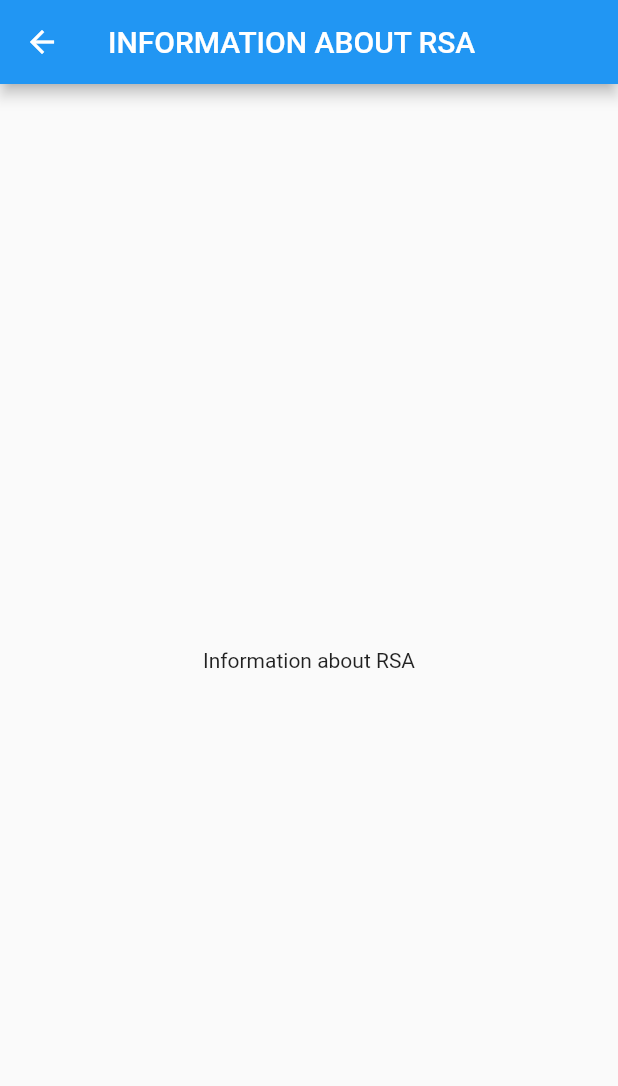
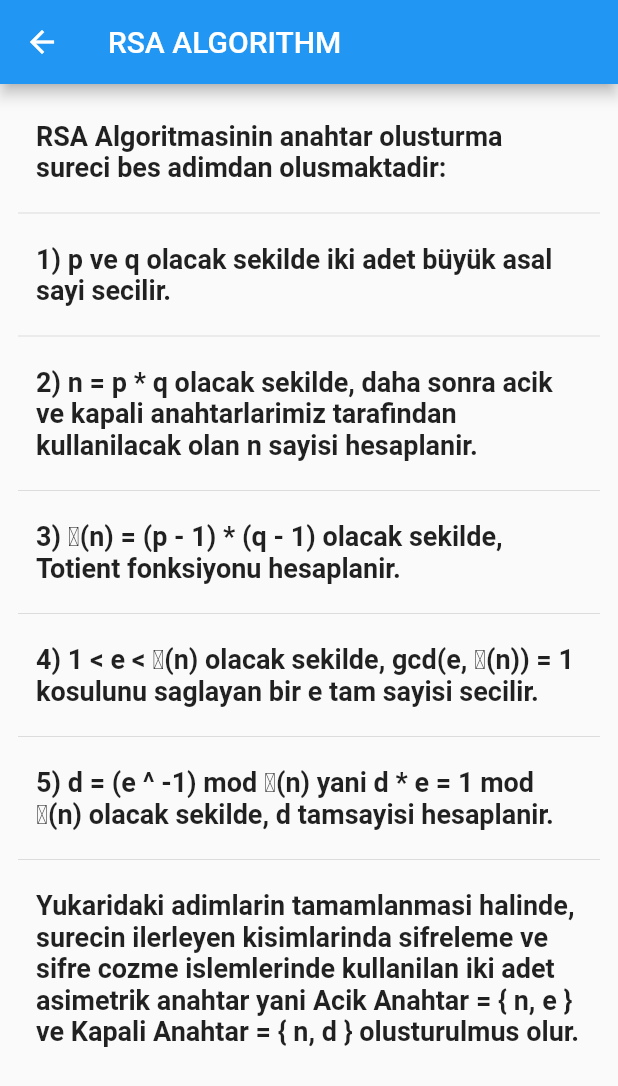
Before and after one commit to gozkamanberkay/RSA-Cryption-Application, a Flutter app: the InfoAboutRsaView screen opened by its route, on a phone screen of 412 x 824 dp. Shown: the top 1086 px of the screen. Run offline on Flutter 3.47's test engine with Material 2 defaults, Android fonts, the phone set to English and light mode, and no system bars.

Commit message:
Beta Version

```diff
--- a/lib/views/info_about_rsa_view.dart
+++ b/lib/views/info_about_rsa_view.dart
@@ -3,16 +3,45 @@ import 'package:flutter/material.dart';
 
 /// ---------------------------------------------------
 class InfoAboutRsaView extends StatelessWidget {
-  static final String routeName = '/Info';
+  static final String routeName = '/InfoView';
+
+  final TextStyle textStyle = TextStyle(
+    fontSize: 18,
+    fontWeight: FontWeight.bold,
+  );
+
+  final List<String> list = <String>[
+    'RSA Algoritmasinin anahtar olusturma sureci bes adimdan olusmaktadir:',
+    '1) p ve q olacak sekilde iki adet büyük asal sayi secilir.',
+    '2) n = p * q olacak sekilde, daha sonra acik ve kapali anahtarlarimiz tarafindan kullanilacak olan n sayisi hesaplanir.',
+    '3) ϕ(n) = (p - 1) * (q - 1) olacak sekilde, Totient fonksiyonu hesaplanir.',
+    '4) 1 < e < ϕ(n) olacak sekilde, gcd⁡(e, ϕ(n)) = 1 kosulunu saglayan bir e tam sayisi secilir.',
+    '5) d = (e ^ -1) mod ϕ(n) yani d * e = 1 mod ϕ(n) olacak sekilde, d tamsayisi hesaplanir.',
+    'Yukaridaki adimlarin tamamlanmasi halinde, surecin ilerleyen kisimlarinda sifreleme ve sifre cozme islemlerinde kullanilan iki adet asimetrik anahtar yani Acik Anahtar = { n, e } ve Kapali Anahtar = { n, d } olusturulmus olur.',
+  ];
 
   @override
   Widget build(BuildContext context) {
     return Scaffold(
       appBar: AppBar(
-        title: const Text('INFORMATION ABOUT RSA'),
+        title: const Text('RSA ALGORITHM'),
       ),
-      body: Center(
-        child: Text('Information about RSA'),
+      body: ListView.separated(
+        padding: const EdgeInsets.all(12.0),
+        itemCount: list.length,
+        itemBuilder: (BuildContext context, int index) {
+          return Padding(
+            padding: const EdgeInsets.all(12.0),
+            child: Align(
+              alignment: Alignment.topLeft,
+              child: Text(
+                '${list[index]}',
+                style: textStyle,
+              ),
+            ),
+          );
+        },
+        separatorBuilder: (BuildContext context, int index) => const Divider(),
       ),
     );
   }
```
Also changed, not shown: lib/constants.dart (added, +17 -0 lines), lib/views/keypair_display_view.dart (+15 -18 lines), lib/views/message_display_view.dart (+20 -25 lines), lib/views/message_input_view.dart (+7 -6 lines), lib/views/parameters_input_view.dart (+7 -6 lines).
